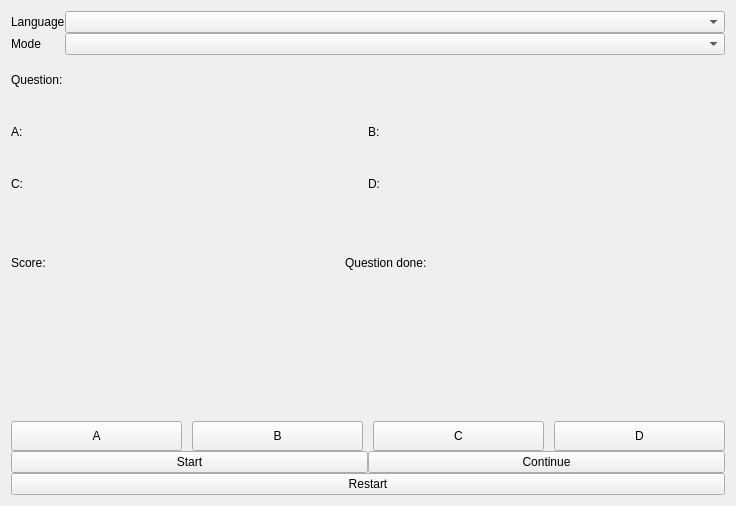
First picture: the form in widgetgame.ui, repository sangpham2710/CS163-Project, before the edit.
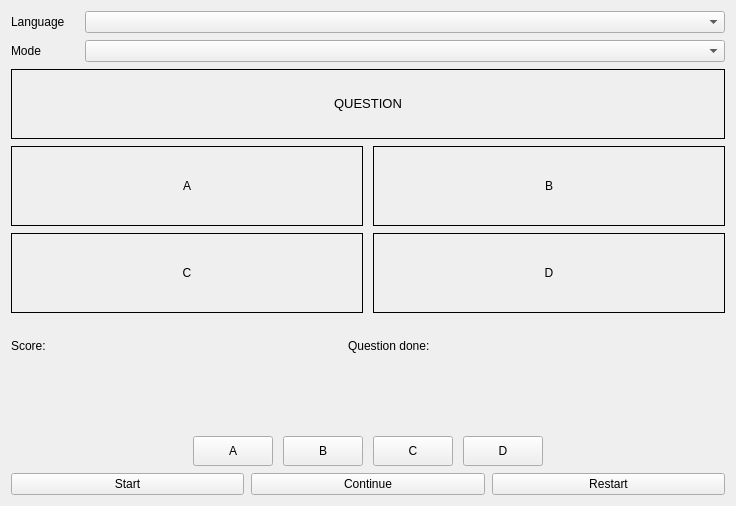
Second picture: the form after the edit.

Commit message: finish game screen

The edit to the form file:
```diff
--- a/widgetgame.ui
+++ b/widgetgame.ui
@@ -15,12 +15,18 @@
   </property>
   <layout class="QVBoxLayout" name="verticalLayout_5">
    <property name="spacing">
-    <number>0</number>
+    <number>7</number>
    </property>
    <item>
     <layout class="QHBoxLayout" name="horizontalLayout">
+     <property name="spacing">
+      <number>20</number>
+     </property>
      <item>
       <layout class="QVBoxLayout" name="verticalLayout_3">
+       <property name="spacing">
+        <number>7</number>
+       </property>
        <item>
         <widget class="QLabel" name="labelChooseLang">
          <property name="sizePolicy">
@@ -51,6 +57,9 @@
      </item>
      <item>
       <layout class="QVBoxLayout" name="verticalLayout">
+       <property name="spacing">
+        <number>7</number>
+       </property>
        <item>
         <widget class="QComboBox" name="comboBoxChooseLang">
          <property name="sizePolicy">
@@ -76,25 +85,6 @@
    </item>
    <item>
     <layout class="QHBoxLayout" name="horizontalLayout_7">
-     <item>
-      <widget class="QLabel" name="labelQuestion">
-       <property name="sizePolicy">
-        <sizepolicy hsizetype="Fixed" vsizetype="Preferred">
-         <horstretch>0</horstretch>
-         <verstretch>0</verstretch>
-        </sizepolicy>
-       </property>
-       <property name="minimumSize">
-        <size>
-         <width>0</width>
-         <height>50</height>
-        </size>
-       </property>
-       <property name="text">
-        <string>Question:</string>
-       </property>
-      </widget>
-     </item>
      <item>
       <widget class="QLabel" name="labelQuestionEdit">
        <property name="sizePolicy">
@@ -106,7 +96,7 @@
        <property name="minimumSize">
         <size>
          <width>0</width>
-         <height>50</height>
+         <height>70</height>
         </size>
        </property>
        <property name="font">
@@ -114,8 +104,11 @@
          <pointsize>16</pointsize>
         </font>
        </property>
+       <property name="styleSheet">
+        <string notr="true">border: 1px solid black</string>
+       </property>
        <property name="text">
-        <string/>
+        <string>&lt;html&gt;&lt;head/&gt;&lt;body&gt;&lt;p&gt;&lt;span style=&quot; font-size:10pt;&quot;&gt;QUESTION&lt;/span&gt;&lt;/p&gt;&lt;/body&gt;&lt;/html&gt;</string>
        </property>
        <property name="alignment">
         <set>Qt::AlignCenter</set>
@@ -130,62 +123,51 @@
    <item>
     <layout class="QVBoxLayout" name="verticalLayout_4">
      <property name="spacing">
-      <number>0</number>
+      <number>7</number>
      </property>
      <item>
       <layout class="QHBoxLayout" name="horizontalLayout_2">
-       <item>
-        <widget class="QLabel" name="label">
-         <property name="sizePolicy">
-          <sizepolicy hsizetype="Fixed" vsizetype="Preferred">
-           <horstretch>0</horstretch>
-           <verstretch>0</verstretch>
-          </sizepolicy>
-         </property>
-         <property name="text">
-          <string>A:</string>
-         </property>
-        </widget>
-       </item>
+       <property name="spacing">
+        <number>10</number>
+       </property>
        <item>
         <widget class="QLabel" name="labelAnswer1">
          <property name="minimumSize">
           <size>
            <width>0</width>
-           <height>40</height>
+           <height>80</height>
           </size>
          </property>
+         <property name="styleSheet">
+          <string notr="true">border: 1px solid black</string>
+         </property>
          <property name="text">
-          <string/>
+          <string>A</string>
+         </property>
+         <property name="alignment">
+          <set>Qt::AlignCenter</set>
          </property>
          <property name="wordWrap">
           <bool>true</bool>
          </property>
         </widget>
        </item>
-       <item>
-        <widget class="QLabel" name="label_2">
-         <property name="sizePolicy">
-          <sizepolicy hsizetype="Fixed" vsizetype="Preferred">
-           <horstretch>0</horstretch>
-           <verstretch>0</verstretch>
-          </sizepolicy>
-         </property>
-         <property name="text">
-          <string>B:</string>
-         </property>
-        </widget>
-       </item>
        <item>
         <widget class="QLabel" name="labelAnswer2">
          <property name="minimumSize">
           <size>
            <width>0</width>
-           <height>40</height>
+           <height>80</height>
           </size>
          </property>
+         <property name="styleSheet">
+          <string notr="true">border: 1px solid black</string>
+         </property>
          <property name="text">
-          <string/>
+          <string>B</string>
+         </property>
+         <property name="alignment">
+          <set>Qt::AlignCenter</set>
          </property>
          <property name="wordWrap">
           <bool>true</bool>
@@ -196,58 +178,47 @@
      </item>
      <item>
       <layout class="QHBoxLayout" name="horizontalLayout_4">
-       <item>
-        <widget class="QLabel" name="label_3">
-         <property name="sizePolicy">
-          <sizepolicy hsizetype="Fixed" vsizetype="Preferred">
-           <horstretch>0</horstretch>
-           <verstretch>0</verstretch>
-          </sizepolicy>
-         </property>
-         <property name="text">
-          <string>C:</string>
-         </property>
-        </widget>
-       </item>
+       <property name="spacing">
+        <number>10</number>
+       </property>
        <item>
         <widget class="QLabel" name="labelAnswer3">
          <property name="minimumSize">
           <size>
            <width>0</width>
-           <height>40</height>
+           <height>80</height>
           </size>
          </property>
+         <property name="styleSheet">
+          <string notr="true">border: 1px solid black</string>
+         </property>
          <property name="text">
-          <string/>
+          <string>C</string>
+         </property>
+         <property name="alignment">
+          <set>Qt::AlignCenter</set>
          </property>
          <property name="wordWrap">
           <bool>true</bool>
          </property>
         </widget>
        </item>
-       <item>
-        <widget class="QLabel" name="label_4">
-         <property name="sizePolicy">
-          <sizepolicy hsizetype="Fixed" vsizetype="Preferred">
-           <horstretch>0</horstretch>
-           <verstretch>0</verstretch>
-          </sizepolicy>
-         </property>
-         <property name="text">
-          <string>D:</string>
-         </property>
-        </widget>
-       </item>
        <item>
         <widget class="QLabel" name="labelAnswer4">
          <property name="minimumSize">
           <size>
            <width>0</width>
-           <height>40</height>
+           <height>80</height>
           </size>
          </property>
+         <property name="styleSheet">
+          <string notr="true">border: 1px solid black</string>
+         </property>
          <property name="text">
-          <string/>
+          <string>D</string>
+         </property>
+         <property name="alignment">
+          <set>Qt::AlignCenter</set>
          </property>
          <property name="wordWrap">
           <bool>true</bool>
@@ -310,6 +281,12 @@
    </item>
    <item>
     <widget class="QLabel" name="labelGameState">
+     <property name="sizePolicy">
+      <sizepolicy hsizetype="Preferred" vsizetype="Preferred">
+       <horstretch>0</horstretch>
+       <verstretch>0</verstretch>
+      </sizepolicy>
+     </property>
      <property name="minimumSize">
       <size>
        <width>0</width>
@@ -328,15 +305,85 @@
      </property>
      <item>
       <layout class="QGridLayout" name="gridLayout_2">
+       <item row="0" column="0">
+        <spacer name="horizontalSpacer">
+         <property name="orientation">
+          <enum>Qt::Horizontal</enum>
+         </property>
+         <property name="sizeType">
+          <enum>QSizePolicy::Expanding</enum>
+         </property>
+         <property name="sizeHint" stdset="0">
+          <size>
+           <width>40</width>
+           <height>20</height>
+          </size>
+         </property>
+        </spacer>
+       </item>
+       <item row="0" column="2">
+        <spacer name="horizontalSpacer_2">
+         <property name="orientation">
+          <enum>Qt::Horizontal</enum>
+         </property>
+         <property name="sizeType">
+          <enum>QSizePolicy::Expanding</enum>
+         </property>
+         <property name="sizeHint" stdset="0">
+          <size>
+           <width>40</width>
+           <height>20</height>
+          </size>
+         </property>
+        </spacer>
+       </item>
        <item row="0" column="1">
         <layout class="QGridLayout" name="gridLayout">
          <property name="spacing">
           <number>10</number>
          </property>
-         <item row="0" column="0">
+         <item row="0" column="3">
+          <widget class="QPushButton" name="pushButtonAnswer3">
+           <property name="sizePolicy">
+            <sizepolicy hsizetype="Minimum" vsizetype="Fixed">
+             <horstretch>0</horstretch>
+             <verstretch>0</verstretch>
+            </sizepolicy>
+           </property>
+           <property name="minimumSize">
+            <size>
+             <width>0</width>
+             <height>30</height>
+            </size>
+           </property>
+           <property name="text">
+            <string>C</string>
+           </property>
+          </widget>
+         </item>
+         <item row="0" column="2">
+          <widget class="QPushButton" name="pushButtonAnswer2">
+           <property name="sizePolicy">
+            <sizepolicy hsizetype="Minimum" vsizetype="Fixed">
+             <horstretch>0</horstretch>
+             <verstretch>0</verstretch>
+            </sizepolicy>
+           </property>
+           <property name="minimumSize">
+            <size>
+             <width>0</width>
+             <height>30</height>
+            </size>
+           </property>
+           <property name="text">
+            <string>B</string>
+           </property>
+          </widget>
+         </item>
+         <item row="0" column="1">
           <widget class="QPushButton" name="pushButtonAnswer1">
            <property name="sizePolicy">
-            <sizepolicy hsizetype="Ignored" vsizetype="Fixed">
+            <sizepolicy hsizetype="Minimum" vsizetype="Fixed">
              <horstretch>0</horstretch>
              <verstretch>0</verstretch>
             </sizepolicy>
@@ -364,10 +411,10 @@
            </property>
           </widget>
          </item>
-         <item row="0" column="4">
+         <item row="0" column="5">
           <widget class="QPushButton" name="pushButtonAnswer4">
            <property name="sizePolicy">
-            <sizepolicy hsizetype="Ignored" vsizetype="Fixed">
+            <sizepolicy hsizetype="Minimum" vsizetype="Fixed">
              <horstretch>0</horstretch>
              <verstretch>0</verstretch>
             </sizepolicy>
@@ -383,78 +430,8 @@
            </property>
           </widget>
          </item>
-         <item row="0" column="2">
-          <widget class="QPushButton" name="pushButtonAnswer3">
-           <property name="sizePolicy">
-            <sizepolicy hsizetype="Ignored" vsizetype="Fixed">
-             <horstretch>0</horstretch>
-             <verstretch>0</verstretch>
-            </sizepolicy>
-           </property>
-           <property name="minimumSize">
-            <size>
-             <width>0</width>
-             <height>30</height>
-            </size>
-           </property>
-           <property name="text">
-            <string>C</string>
-           </property>
-          </widget>
-         </item>
-         <item row="0" column="1">
-          <widget class="QPushButton" name="pushButtonAnswer2">
-           <property name="sizePolicy">
-            <sizepolicy hsizetype="Ignored" vsizetype="Fixed">
-             <horstretch>0</horstretch>
-             <verstretch>0</verstretch>
-            </sizepolicy>
-           </property>
-           <property name="minimumSize">
-            <size>
-             <width>0</width>
-             <height>30</height>
-            </size>
-           </property>
-           <property name="text">
-            <string>B</string>
-           </property>
-          </widget>
-         </item>
         </layout>
        </item>
-       <item row="0" column="0">
-        <spacer name="horizontalSpacer">
-         <property name="orientation">
-          <enum>Qt::Horizontal</enum>
-         </property>
-         <property name="sizeType">
-          <enum>QSizePolicy::Preferred</enum>
-         </property>
-         <property name="sizeHint" stdset="0">
-          <size>
-           <width>0</width>
-           <height>20</height>
-          </size>
-         </property>
-        </spacer>
-       </item>
-       <item row="0" column="2">
-        <spacer name="horizontalSpacer_2">
-         <property name="orientation">
-          <enum>Qt::Horizontal</enum>
-         </property>
-         <property name="sizeType">
-          <enum>QSizePolicy::Preferred</enum>
-         </property>
-         <property name="sizeHint" stdset="0">
-          <size>
-           <width>0</width>
-           <height>20</height>
-          </size>
-         </property>
-        </spacer>
-       </item>
       </layout>
      </item>
     </layout>
@@ -475,15 +452,15 @@
        </property>
       </widget>
      </item>
+     <item>
+      <widget class="QPushButton" name="pushButtonRestart">
+       <property name="text">
+        <string>Restart</string>
+       </property>
+      </widget>
+     </item>
     </layout>
    </item>
-   <item>
-    <widget class="QPushButton" name="pushButtonRestart">
-     <property name="text">
-      <string>Restart</string>
-     </property>
-    </widget>
-   </item>
   </layout>
  </widget>
  <resources/>
```
The commit also changes 1 other file.
